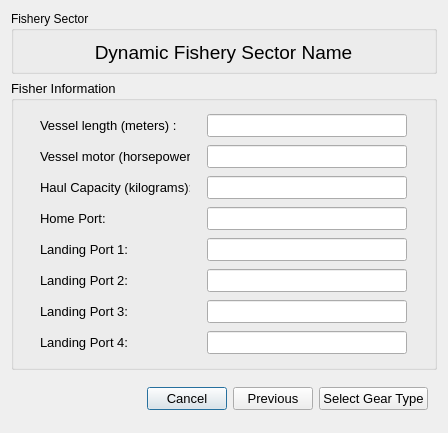
Qt form cobi_loreto/Interview/fishery.ui (Ecotrust/openoceanmap-desktop) before a commit.
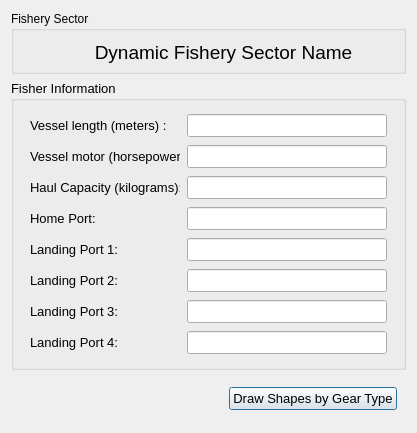
The same form after that commit.

The edit to the form file:
```diff
--- a/cobi_loreto/Interview/fishery.ui
+++ b/cobi_loreto/Interview/fishery.ui
@@ -6,7 +6,7 @@
    <rect>
     <x>0</x>
     <y>0</y>
-    <width>448</width>
+    <width>417</width>
     <height>433</height>
    </rect>
   </property>
@@ -710,30 +710,6 @@
         </property>
        </spacer>
       </item>
-      <item>
-       <widget class="QPushButton" name="pbnCancel" >
-        <property name="font" >
-         <font>
-          <pointsize>10</pointsize>
-         </font>
-        </property>
-        <property name="text" >
-         <string>Cancel</string>
-        </property>
-       </widget>
-      </item>
-      <item>
-       <widget class="QPushButton" name="pbnBack" >
-        <property name="font" >
-         <font>
-          <pointsize>10</pointsize>
-         </font>
-        </property>
-        <property name="text" >
-         <string>Previous</string>
-        </property>
-       </widget>
-      </item>
       <item>
        <widget class="QPushButton" name="pbnSelectGear" >
         <property name="font" >
@@ -742,7 +718,7 @@
          </font>
         </property>
         <property name="text" >
-         <string>Select Gear Type</string>
+         <string>Draw Shapes by Gear Type</string>
         </property>
        </widget>
       </item>
```
